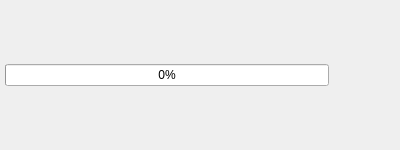
First picture: the form in 2.x/UI/dooble_downloads_item.ui, repository textbrowser/dooble, before the edit.
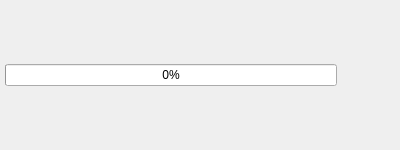
Second picture: the form after the edit.

The edit to the form file:
```diff
--- a/2.x/UI/dooble_downloads_item.ui
+++ b/2.x/UI/dooble_downloads_item.ui
@@ -68,12 +68,6 @@
      <property name="toolTip">
       <string>Pause</string>
      </property>
-     <property name="iconSize">
-      <size>
-       <width>20</width>
-       <height>20</height>
-      </size>
-     </property>
      <property name="autoRaise">
       <bool>true</bool>
      </property>
@@ -84,12 +78,6 @@
      <property name="toolTip">
       <string>Cancel</string>
      </property>
-     <property name="iconSize">
-      <size>
-       <width>20</width>
-       <height>20</height>
-      </size>
-     </property>
      <property name="autoRaise">
       <bool>true</bool>
      </property>
```
Left out of the diff: 11 changed lines with no effect on the pictures.
